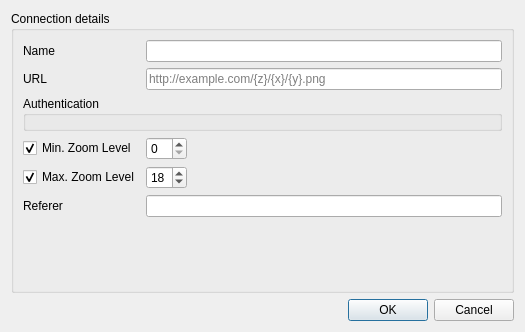
Before: the Qt Designer form src/ui/qgsxyzconnectiondialog.ui in qgis/QGIS, drawn with Qt 5.
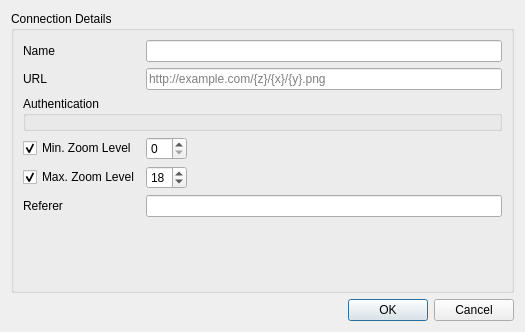
After: the same form once the commit is applied. Custom widgets are drawn as their Qt base class.

Patch:
```diff
--- a/src/ui/qgsxyzconnectiondialog.ui
+++ b/src/ui/qgsxyzconnectiondialog.ui
@@ -17,7 +17,7 @@
    <item>
     <widget class="QGroupBox" name="mGroupBox">
      <property name="title">
-      <string>Connection details</string>
+      <string>Connection Details</string>
      </property>
      <layout class="QGridLayout" name="gridLayout">
       <item row="9" column="0" colspan="2">
```
